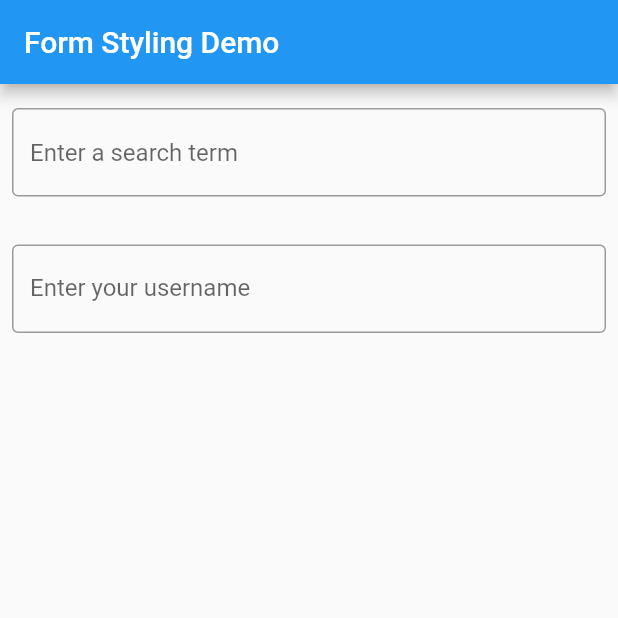
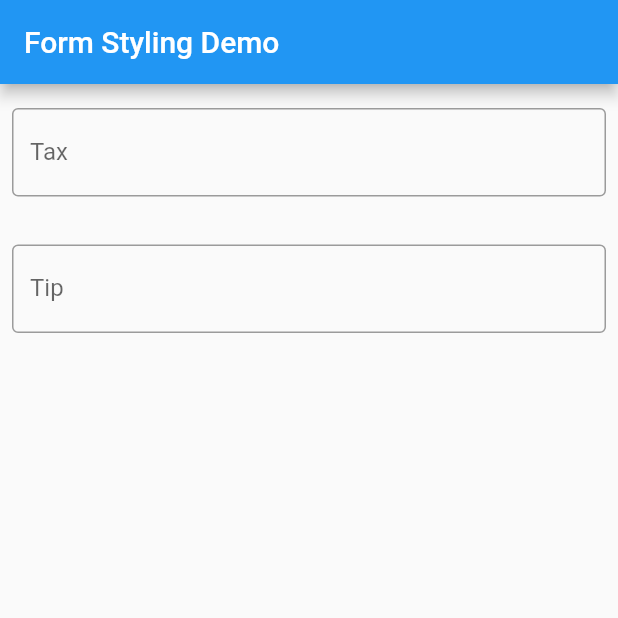
Before and after one commit to CNsquared/ABGapp, a Flutter app: the screen it shows after launch, on a phone screen of 412 x 824 dp, the top half of it. Run offline on Flutter 3.47's test engine with Material 2 defaults, Android fonts, the light colour scheme and no system bars.

Commit message:
Text boxes the same
with label text

```diff
--- a/lib/main.dart
+++ b/lib/main.dart
@@ -28,12 +28,12 @@ class MyCustomForm extends StatelessWidget {
     return Column(
       crossAxisAlignment: CrossAxisAlignment.start,
       children: <Widget>[
-        const Padding(
-          padding: EdgeInsets.symmetric(horizontal: 8, vertical: 16),
-          child: TextField(
-            decoration: InputDecoration(
+        Padding(
+          padding: const EdgeInsets.symmetric(horizontal: 8, vertical: 16),
+          child: TextFormField(
+            decoration: const InputDecoration(
               border: OutlineInputBorder(),
-              hintText: 'Enter a search term',
+              labelText: 'Tax',
             ),
           ),
         ),
@@ -42,7 +42,7 @@ class MyCustomForm extends StatelessWidget {
           child: TextFormField(
             decoration: const InputDecoration(
               border: OutlineInputBorder(),
-              labelText: 'Enter your username',
+              labelText: 'Tip',
             ),
           ),
         ),
```
